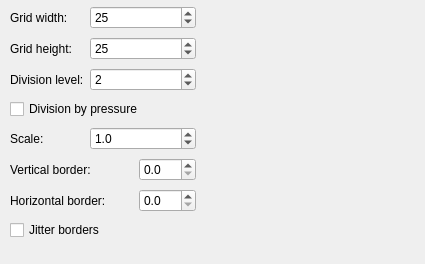
The window that krita/plugins/paintops/gridbrush/wdggridoptions.ui (KDE/krita) describes before a commit, drawn with Qt 5.
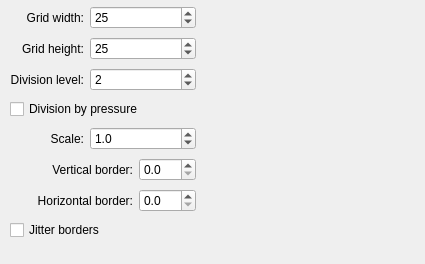
The same window after the commit.

Commit message:
Fix the alignment of labels in dialogs
Patch by Juan Palacios

Diff of the .ui file:
```diff
--- a/krita/plugins/paintops/gridbrush/wdggridoptions.ui
+++ b/krita/plugins/paintops/gridbrush/wdggridoptions.ui
@@ -37,6 +37,9 @@
       <property name="text">
        <string>Grid width:</string>
       </property>
+      <property name="alignment">
+       <set>Qt::AlignRight|Qt::AlignTrailing|Qt::AlignVCenter</set>
+      </property>
      </widget>
     </item>
     <item row="0" column="1" colspan="2">
@@ -57,6 +60,9 @@
       <property name="text">
        <string>Grid height:</string>
       </property>
+      <property name="alignment">
+       <set>Qt::AlignRight|Qt::AlignTrailing|Qt::AlignVCenter</set>
+      </property>
      </widget>
     </item>
     <item row="1" column="1" colspan="2">
@@ -77,6 +83,9 @@
       <property name="text">
        <string>Division level:</string>
       </property>
+      <property name="alignment">
+       <set>Qt::AlignRight|Qt::AlignTrailing|Qt::AlignVCenter</set>
+      </property>
      </widget>
     </item>
     <item row="2" column="1" colspan="2">
@@ -104,6 +113,9 @@
       <property name="text">
        <string>Scale:</string>
       </property>
+      <property name="alignment">
+       <set>Qt::AlignRight|Qt::AlignTrailing|Qt::AlignVCenter</set>
+      </property>
      </widget>
     </item>
     <item row="4" column="1" colspan="2">
@@ -127,6 +139,9 @@
       <property name="text">
        <string>Vertical border:</string>
       </property>
+      <property name="alignment">
+       <set>Qt::AlignRight|Qt::AlignTrailing|Qt::AlignVCenter</set>
+      </property>
      </widget>
     </item>
     <item row="5" column="2">
@@ -141,6 +156,9 @@
       <property name="text">
        <string>Horizontal border:</string>
       </property>
+      <property name="alignment">
+       <set>Qt::AlignRight|Qt::AlignTrailing|Qt::AlignVCenter</set>
+      </property>
      </widget>
     </item>
     <item row="6" column="2">
```
The commit also changes 71 other files.
